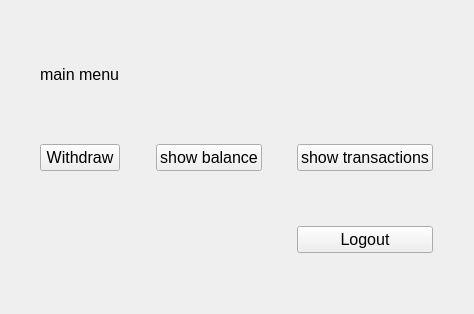
The window that frontend/forms/menu.ui (tvt23-pankkiprojekti/SPO_Group11) describes before a commit, drawn with Qt 5.
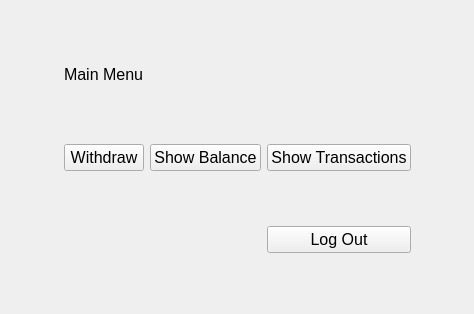
The same window after the commit.

```diff
--- a/frontend/forms/menu.ui
+++ b/frontend/forms/menu.ui
@@ -20,84 +20,12 @@
    <string>Form</string>
   </property>
   <layout class="QGridLayout" name="gridLayout">
-   <item row="2" column="6">
-    <widget class="QPushButton" name="buttonLogout">
-     <property name="text">
-      <string>Logout</string>
-     </property>
-    </widget>
-   </item>
-   <item row="0" column="6">
-    <spacer name="verticalSpacer_4">
-     <property name="orientation">
-      <enum>Qt::Vertical</enum>
-     </property>
-     <property name="sizeHint" stdset="0">
-      <size>
-       <width>20</width>
-       <height>40</height>
-      </size>
-     </property>
-    </spacer>
-   </item>
-   <item row="1" column="3">
-    <spacer name="horizontalSpacer">
-     <property name="orientation">
-      <enum>Qt::Horizontal</enum>
-     </property>
-     <property name="sizeHint" stdset="0">
-      <size>
-       <width>40</width>
-       <height>20</height>
-      </size>
-     </property>
-    </spacer>
-   </item>
-   <item row="0" column="4">
-    <spacer name="verticalSpacer_3">
-     <property name="orientation">
-      <enum>Qt::Vertical</enum>
-     </property>
-     <property name="sizeHint" stdset="0">
-      <size>
-       <width>20</width>
-       <height>40</height>
-      </size>
-     </property>
-    </spacer>
-   </item>
-   <item row="0" column="1">
-    <widget class="QLabel" name="label">
-     <property name="text">
-      <string>main menu</string>
-     </property>
-    </widget>
-   </item>
-   <item row="2" column="1">
-    <spacer name="verticalSpacer_5">
-     <property name="orientation">
-      <enum>Qt::Vertical</enum>
-     </property>
-     <property name="sizeHint" stdset="0">
-      <size>
-       <width>20</width>
-       <height>40</height>
-      </size>
-     </property>
-    </spacer>
-   </item>
    <item row="2" column="4">
-    <spacer name="verticalSpacer_6">
-     <property name="orientation">
-      <enum>Qt::Vertical</enum>
+    <widget class="QPushButton" name="buttonLogout">
+     <property name="text">
+      <string>Log Out</string>
      </property>
-     <property name="sizeHint" stdset="0">
-      <size>
-       <width>20</width>
-       <height>40</height>
-      </size>
-     </property>
-    </spacer>
+    </widget>
    </item>
    <item row="1" column="0">
     <spacer name="horizontalSpacer_3">
@@ -112,8 +40,15 @@
      </property>
     </spacer>
    </item>
+   <item row="0" column="1">
+    <widget class="QLabel" name="label">
+     <property name="text">
+      <string>Main Menu</string>
+     </property>
+    </widget>
+   </item>
    <item row="1" column="5">
-    <spacer name="horizontalSpacer_2">
+    <spacer name="horizontalSpacer_4">
      <property name="orientation">
       <enum>Qt::Horizontal</enum>
      </property>
@@ -125,13 +60,6 @@
      </property>
     </spacer>
    </item>
-   <item row="1" column="4">
-    <widget class="QPushButton" name="buttonShowBalance">
-     <property name="text">
-      <string>show balance</string>
-     </property>
-    </widget>
-   </item>
    <item row="1" column="1">
     <widget class="QPushButton" name="buttonWithdraw">
      <property name="font">
@@ -145,26 +73,46 @@
      </property>
     </widget>
    </item>
-   <item row="1" column="7">
-    <spacer name="horizontalSpacer_4">
-     <property name="orientation">
-      <enum>Qt::Horizontal</enum>
-     </property>
-     <property name="sizeHint" stdset="0">
-      <size>
-       <width>40</width>
-       <height>20</height>
-      </size>
-     </property>
-    </spacer>
-   </item>
-   <item row="1" column="6">
+   <item row="1" column="4">
     <widget class="QPushButton" name="buttonShowTransactions">
      <property name="text">
-      <string>show transactions</string>
+      <string>Show Transactions</string>
      </property>
     </widget>
    </item>
+   <item row="1" column="3">
+    <widget class="QPushButton" name="buttonShowBalance">
+     <property name="text">
+      <string>Show Balance</string>
+     </property>
+    </widget>
+   </item>
+   <item row="2" column="1">
+    <spacer name="verticalSpacer_5">
+     <property name="orientation">
+      <enum>Qt::Vertical</enum>
+     </property>
+     <property name="sizeHint" stdset="0">
+      <size>
+       <width>20</width>
+       <height>40</height>
+      </size>
+     </property>
+    </spacer>
+   </item>
+   <item row="0" column="4">
+    <spacer name="verticalSpacer_4">
+     <property name="orientation">
+      <enum>Qt::Vertical</enum>
+     </property>
+     <property name="sizeHint" stdset="0">
+      <size>
+       <width>20</width>
+       <height>40</height>
+      </size>
+     </property>
+    </spacer>
+   </item>
   </layout>
  </widget>
  <resources/>
```
